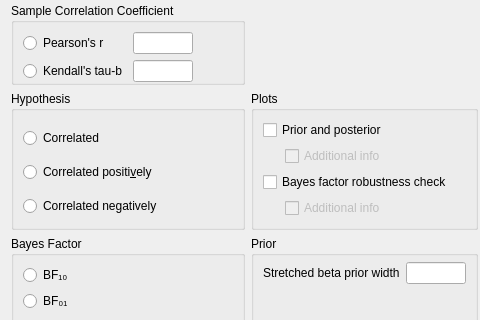
The window that JASP-Desktop/analysisforms/SummaryStatistics/summarystatscorrelationbayesianpairsform.ui (ASarafoglou/jasp-desktop) describes before a commit, drawn with Qt 5; both pictures show x 0 to 480 and y 84 to 404 of the 565 by 502 pixel window.
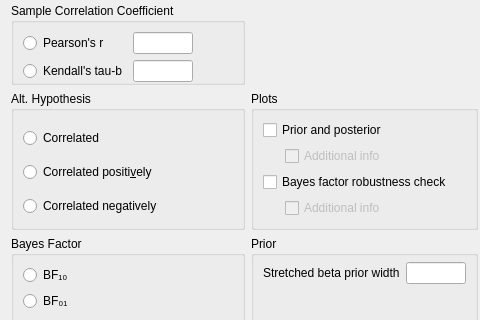
The same window after the commit. Custom widgets are drawn as their Qt base class.

Commit message:
Changed Hypothesis to Alt. Hypothesis
Changed 'Hypothesis' to 'Alt. Hypothesis' in the following analyses:
- all t-tests (Bayes/Frequentist)
- Binomial test (Bayes/Frequentist)
- Regression (Bayes/Frequentist)
- Bayesian Contingency Table
--> in the Common analyses as well as the Summary Stats

Diff of the .ui file:
```diff
--- a/JASP-Desktop/analysisforms/SummaryStatistics/summarystatscorrelationbayesianpairsform.ui
+++ b/JASP-Desktop/analysisforms/SummaryStatistics/summarystatscorrelationbayesianpairsform.ui
@@ -290,7 +290,7 @@
       <item row="1" column="0">
        <widget class="BoundGroupBox" name="hypothesis">
         <property name="title">
-         <string>Hypothesis</string>
+         <string>Alt. Hypothesis</string>
         </property>
         <property name="flat">
          <bool>true</bool>
```
The commit also changes 16 other files.
